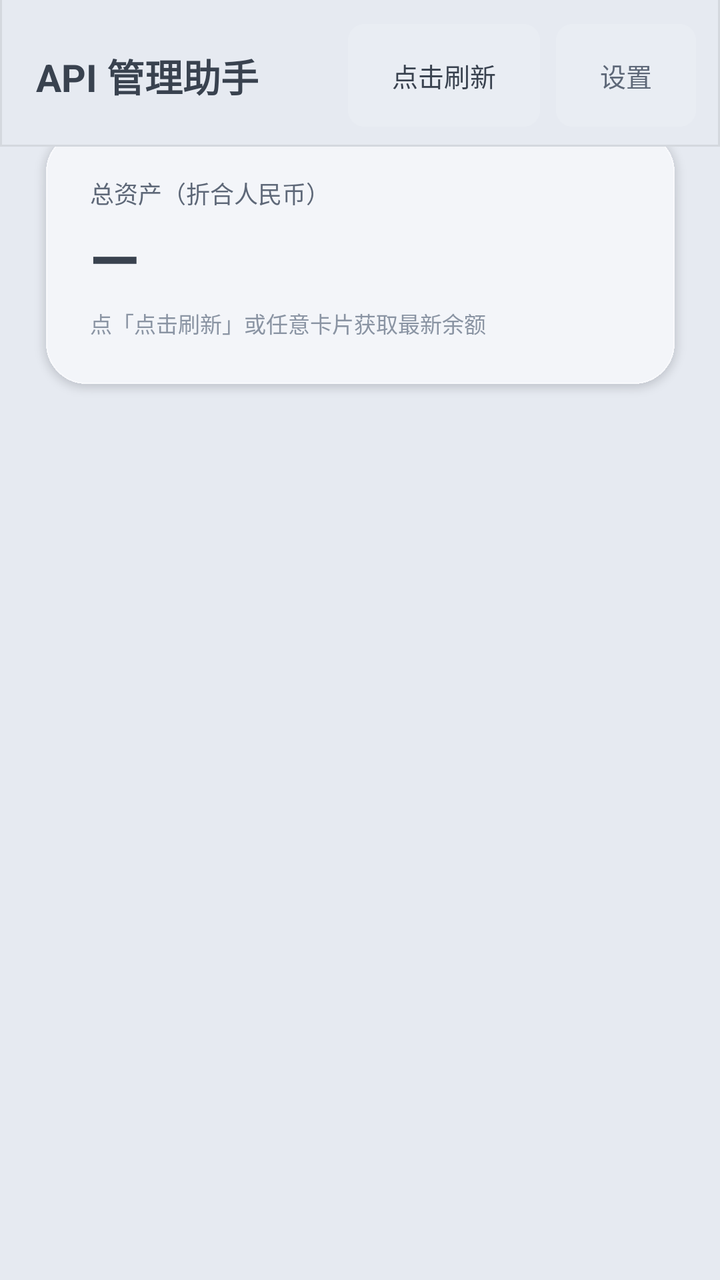
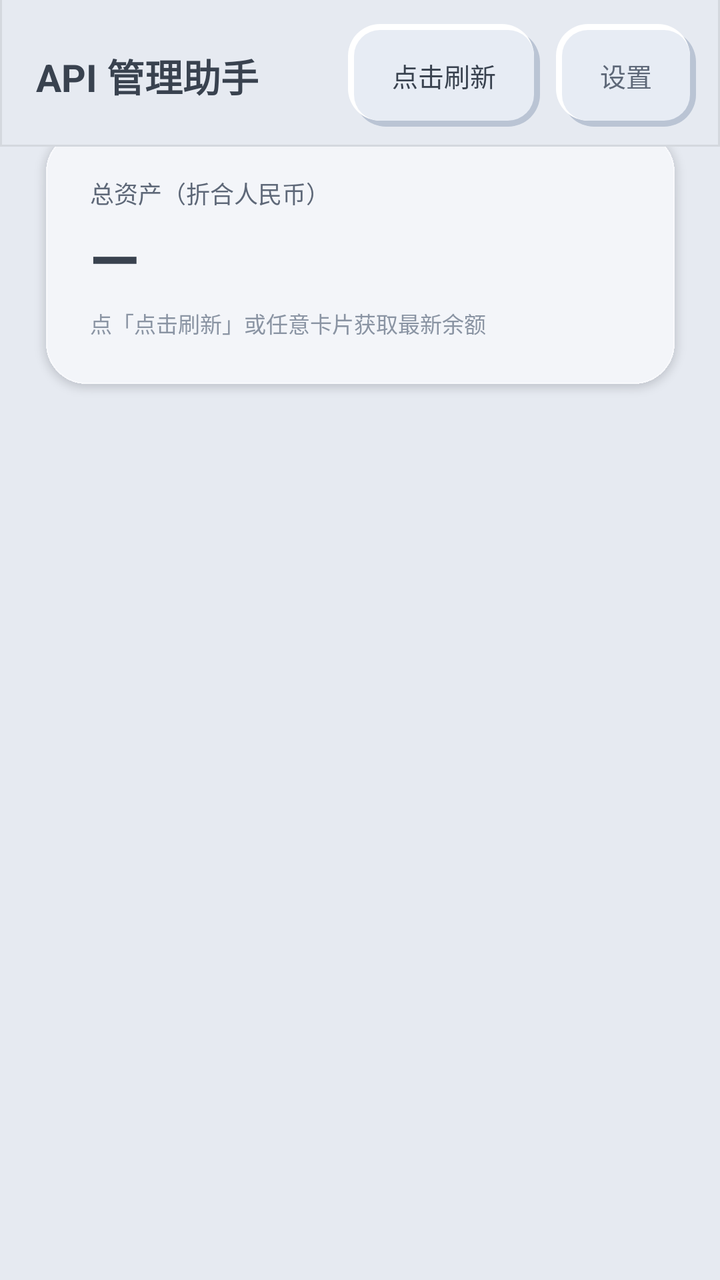

The first picture is an Android layout as it rendered before a commit; the second is the same layout after the commit. The layout source and the unified diff follow.
<!-- AndroidManifest.xml: application theme AppTheme -->
<!-- res/layout/activity_main.xml -->
<?xml version="1.0" encoding="utf-8"?>
<FrameLayout xmlns:android="http://schemas.android.com/apk/res/android"
    android:id="@+id/main_root"
    android:layout_width="match_parent"
    android:layout_height="match_parent"
    android:background="@color/bg">

    <ScrollView
        android:id="@+id/main_scroll"
        android:layout_width="match_parent"
        android:layout_height="match_parent"
        android:clipToPadding="false"
        android:paddingLeft="14dp"
        android:paddingRight="14dp"
        android:paddingBottom="20dp"
        android:scrollbars="none"
        android:overScrollMode="never">

        <LinearLayout
            android:layout_width="match_parent"
            android:layout_height="wrap_content"
            android:orientation="vertical">

            
            <LinearLayout
                android:id="@+id/tab_row"
                android:layout_width="match_parent"
                android:layout_height="wrap_content"
                android:orientation="horizontal"
                android:layout_marginBottom="12dp">

                <TextView
                    android:id="@+id/tab_api"
                    android:layout_width="0dp"
                    android:layout_height="wrap_content"
                    android:layout_weight="1"
                    android:gravity="center"
                    android:background="@drawable/btn_bg"
                    android:paddingTop="12dp"
                    android:paddingBottom="12dp"
                    android:text="API 余额"
                    android:textColor="@color/tx"
                    android:textSize="14sp"
                    android:textStyle="bold" />

                <TextView
                    android:id="@+id/tab_stats"
                    android:layout_width="0dp"
                    android:layout_height="wrap_content"
                    android:layout_weight="1"
                    android:layout_marginLeft="8dp"
                    android:gravity="center"
                    android:background="@drawable/btn_bg"
                    android:paddingTop="12dp"
                    android:paddingBottom="12dp"
                    android:text="用量统计"
                    android:textColor="@color/tx2"
                    android:textSize="14sp" />
            </LinearLayout>

            
            <LinearLayout
                android:id="@+id/total_card"
                android:layout_width="match_parent"
                android:layout_height="wrap_content"
                android:orientation="vertical"
                android:background="@drawable/total_bg"
                android:padding="31dp"
                android:layout_marginBottom="13dp">

                <TextView
                    android:layout_width="match_parent"
                    android:layout_height="wrap_content"
                    android:text="@string/main_total_label"
                    android:textColor="@color/tx2"
                    android:textSize="12sp" />

                <TextView
                    android:id="@+id/t_total"
                    android:layout_width="match_parent"
                    android:layout_height="wrap_content"
                    android:layout_marginTop="2dp"
                    android:text="—"
                    android:textColor="@color/tx"
                    android:textSize="32sp"
                    android:textStyle="bold" />

                <TextView
                    android:id="@+id/t_sub"
                    android:layout_width="match_parent"
                    android:layout_height="wrap_content"
                    android:layout_marginTop="3dp"
                    android:text="@string/tap_refresh"
                    android:textColor="@color/tx3"
                    android:textSize="11sp" />
            </LinearLayout>

            
            <LinearLayout
                android:id="@+id/cards"
                android:layout_width="match_parent"
                android:layout_height="wrap_content"
                android:orientation="vertical" />

            
            <LinearLayout
                android:id="@+id/stats_container"
                android:layout_width="match_parent"
                android:layout_height="wrap_content"
                android:orientation="vertical"
                android:visibility="gone">

                
                <LinearLayout
                    android:id="@+id/stats_range_row"
                    android:layout_width="match_parent"
                    android:layout_height="wrap_content"
                    android:orientation="horizontal"
                    android:layout_marginBottom="10dp">

                    <TextView android:id="@+id/range_7" android:layout_width="0dp" android:layout_weight="1"
                        android:layout_height="wrap_content" android:gravity="center"
                        android:background="@drawable/btn_bg" android:paddingTop="8dp" android:paddingBottom="8dp"
                        android:text="7天" android:textColor="@color/tx" android:textSize="12sp" />
                    <TextView android:id="@+id/range_30" android:layout_width="0dp" android:layout_weight="1"
                        android:layout_height="wrap_content" android:layout_marginLeft="6dp" android:gravity="center"
                        android:background="@drawable/btn_bg" android:paddingTop="8dp" android:paddingBottom="8dp"
                        android:text="30天" android:textColor="@color/tx2" android:textSize="12sp" />
                    <TextView android:id="@+id/range_90" android:layout_width="0dp" android:layout_weight="1"
                        android:layout_height="wrap_content" android:layout_marginLeft="6dp" android:gravity="center"
                        android:background="@drawable/btn_bg" android:paddingTop="8dp" android:paddingBottom="8dp"
                        android:text="90天" android:textColor="@color/tx2" android:textSize="12sp" />
                    <TextView android:id="@+id/range_180" android:layout_width="0dp" android:layout_weight="1"
                        android:layout_height="wrap_content" android:layout_marginLeft="6dp" android:gravity="center"
                        android:background="@drawable/btn_bg" android:paddingTop="8dp" android:paddingBottom="8dp"
                        android:text="180天" android:textColor="@color/tx2" android:textSize="12sp" />
                    <TextView android:id="@+id/stats_clean" android:layout_width="wrap_content"
                        android:layout_height="wrap_content" android:layout_marginLeft="6dp" android:gravity="center"
                        android:background="@drawable/btn_bg" android:paddingLeft="12dp" android:paddingRight="12dp"
                        android:paddingTop="8dp" android:paddingBottom="8dp"
                        android:text="清理数据" android:textColor="@color/danger" android:textSize="12sp" />
                </LinearLayout>

                <com.minis.balancewidget.UsageChartView
                    android:id="@+id/usage_chart"
                    android:layout_width="match_parent"
                    android:layout_height="240dp"
                    android:background="@drawable/stats_card_bg"
                    android:padding="10dp" />

                <TextView
                    android:id="@+id/stats_summary"
                    android:layout_width="match_parent"
                    android:layout_height="wrap_content"
                    android:layout_marginTop="10dp"
                    android:textColor="@color/tx2"
                    android:textSize="12sp" />

                <TextView
                    android:layout_width="match_parent"
                    android:layout_height="wrap_content"
                    android:layout_marginTop="14dp"
                    android:text="图表显示开关（隐藏无用/免费/无法查询的平台）"
                    android:textColor="@color/tx3"
                    android:textSize="11sp" />

                <LinearLayout
                    android:id="@+id/stats_platforms"
                    android:layout_width="match_parent"
                    android:layout_height="wrap_content"
                    android:orientation="vertical" />
            </LinearLayout>
        </LinearLayout>
    </ScrollView>

    
    <LinearLayout
        android:id="@+id/app_header"
        android:layout_width="match_parent"
        android:layout_height="wrap_content"
        android:layout_gravity="top"
        android:orientation="horizontal"
        android:gravity="center_vertical"
        android:background="@drawable/header_bg"
        android:paddingLeft="18dp"
        android:paddingRight="12dp"
        android:paddingTop="12dp"
        android:paddingBottom="10dp">

        <TextView
            android:layout_width="0dp"
            android:layout_height="wrap_content"
            android:layout_weight="1"
            android:text="@string/main_title"
            android:textColor="@color/tx"
            android:textSize="19sp"
            android:textStyle="bold" />

        <TextView
            android:id="@+id/btn_refresh"
            android:layout_width="wrap_content"
            android:layout_height="wrap_content"
            android:background="@drawable/btn_bg"
            android:paddingLeft="22dp"
            android:paddingRight="22dp"
            android:paddingTop="16dp"
            android:paddingBottom="16dp"
            android:text="@string/refresh"
            android:textColor="@color/tx"
            android:textSize="13sp" />

        <TextView
            android:id="@+id/btn_settings"
            android:layout_width="wrap_content"
            android:layout_height="wrap_content"
            android:layout_marginLeft="8dp"
            android:background="@drawable/btn_bg"
            android:paddingLeft="22dp"
            android:paddingRight="22dp"
            android:paddingTop="16dp"
            android:paddingBottom="16dp"
            android:text="@string/settings"
            android:textColor="@color/tx2"
            android:textSize="13sp" />
    </LinearLayout>
</FrameLayout>
<!-- resources referenced by this layout -->
<resources>
  <color name="bg">#E6EAF1</color>
  <color name="danger">#C93B3B</color>
  <color name="tx">#39424F</color>
  <color name="tx2">#5E6878</color>
  <color name="tx3">#8A94A3</color>
  <!-- drawable btn_bg: png bitmap (drawable-night-nodpi, 426 bytes) -->
  <!-- drawable stats_card_bg (drawable) -->
  <?xml version="1.0" encoding="utf-8"?>
  <shape xmlns:android="http://schemas.android.com/apk/res/android"
      android:shape="rectangle">
      <corners android:radius="18dp" />
      <gradient
          android:angle="270"
          android:startColor="#20FFFFFF"
          android:centerColor="#14FFFFFF"
          android:endColor="#0AFFFFFF" />
      <stroke
          android:width="1dp"
          android:color="#26FFFFFF" />
  </shape>
  <string name="main_title">API 管理助手</string>
  <string name="main_total_label">总资产（折合人民币）</string>
  <string name="refresh">点击刷新</string>
  <string name="settings">设置</string>
  <string name="tap_refresh">点「点击刷新」或任意卡片获取最新余额</string>
  <style name="AppTheme" parent="@android:style/Theme.DeviceDefault.Light.NoActionBar">
          <item name="android:windowBackground">@color/bg</item>
          <item name="android:colorBackground">@color/bg</item>
          <item name="android:fitsSystemWindows">false</item>
          <item name="android:textColorPrimary">@color/tx</item>
          <item name="android:textColorSecondary">@color/tx2</item>
      </style>
  <color name="header_line">#14000000</color>
  <!-- unchanged entries left out for length: 2 -->
</resources>

<!-- the commit's change to res/layout/activity_main.xml (unified diff, before → after) -->
@@ -35,7 +35,7 @@
                     android:layout_height="wrap_content"
                     android:layout_weight="1"
                     android:gravity="center"
-                    android:background="@drawable/btn_bg"
+                    android:background="@drawable/neu_btn"
                     android:paddingTop="12dp"
                     android:paddingBottom="12dp"
                     android:text="API 余额"
@@ -50,7 +50,7 @@
                     android:layout_weight="1"
                     android:layout_marginLeft="8dp"
                     android:gravity="center"
-                    android:background="@drawable/btn_bg"
+                    android:background="@drawable/neu_btn"
                     android:paddingTop="12dp"
                     android:paddingBottom="12dp"
                     android:text="用量统计"
@@ -120,23 +120,23 @@
 
                     <TextView android:id="@+id/range_7" android:layout_width="0dp" android:layout_weight="1"
                         android:layout_height="wrap_content" android:gravity="center"
-                        android:background="@drawable/btn_bg" android:paddingTop="8dp" android:paddingBottom="8dp"
+                        android:background="@drawable/neu_btn" android:paddingTop="8dp" android:paddingBottom="8dp"
                         android:text="7天" android:textColor="@color/tx" android:textSize="12sp" />
                     <TextView android:id="@+id/range_30" android:layout_width="0dp" android:layout_weight="1"
                         android:layout_height="wrap_content" android:layout_marginLeft="6dp" android:gravity="center"
-                        android:background="@drawable/btn_bg" android:paddingTop="8dp" android:paddingBottom="8dp"
+                        android:background="@drawable/neu_btn" android:paddingTop="8dp" android:paddingBottom="8dp"
                         android:text="30天" android:textColor="@color/tx2" android:textSize="12sp" />
                     <TextView android:id="@+id/range_90" android:layout_width="0dp" android:layout_weight="1"
                         android:layout_height="wrap_content" android:layout_marginLeft="6dp" android:gravity="center"
-                        android:background="@drawable/btn_bg" android:paddingTop="8dp" android:paddingBottom="8dp"
+                        android:background="@drawable/neu_btn" android:paddingTop="8dp" android:paddingBottom="8dp"
                         android:text="90天" android:textColor="@color/tx2" android:textSize="12sp" />
                     <TextView android:id="@+id/range_180" android:layout_width="0dp" android:layout_weight="1"
                         android:layout_height="wrap_content" android:layout_marginLeft="6dp" android:gravity="center"
-                        android:background="@drawable/btn_bg" android:paddingTop="8dp" android:paddingBottom="8dp"
+                        android:background="@drawable/neu_btn" android:paddingTop="8dp" android:paddingBottom="8dp"
                         android:text="180天" android:textColor="@color/tx2" android:textSize="12sp" />
                     <TextView android:id="@+id/stats_clean" android:layout_width="wrap_content"
                         android:layout_height="wrap_content" android:layout_marginLeft="6dp" android:gravity="center"
-                        android:background="@drawable/btn_bg" android:paddingLeft="12dp" android:paddingRight="12dp"
+                        android:background="@drawable/neu_btn" android:paddingLeft="12dp" android:paddingRight="12dp"
                         android:paddingTop="8dp" android:paddingBottom="8dp"
                         android:text="清理数据" android:textColor="@color/danger" android:textSize="12sp" />
                 </LinearLayout>
@@ -200,7 +200,7 @@
             android:id="@+id/btn_refresh"
             android:layout_width="wrap_content"
             android:layout_height="wrap_content"
-            android:background="@drawable/btn_bg"
+            android:background="@drawable/neu_btn"
             android:paddingLeft="22dp"
             android:paddingRight="22dp"
             android:paddingTop="16dp"
@@ -214,7 +214,7 @@
             android:layout_width="wrap_content"
             android:layout_height="wrap_content"
             android:layout_marginLeft="8dp"
-            android:background="@drawable/btn_bg"
+            android:background="@drawable/neu_btn"
             android:paddingLeft="22dp"
             android:paddingRight="22dp"
             android:paddingTop="16dp"
<!-- resource entries referenced after the edit -->
@@ -5,7 +5,12 @@
   <color name="tx">#39424F</color>
   <color name="tx2">#5E6878</color>
   <color name="tx3">#8A94A3</color>
-  <!-- drawable btn_bg: png bitmap (drawable-night-nodpi, 426 bytes) -->
+  <!-- drawable neu_btn (drawable) -->
+  <?xml version="1.0" encoding="utf-8"?>
+  <selector xmlns:android="http://schemas.android.com/apk/res/android">
+      <item android:state_pressed="true" android:drawable="@drawable/neu_pressed" />
+      <item android:drawable="@drawable/neu_raised" />
+  </selector>
   <!-- drawable stats_card_bg (drawable) -->
   <?xml version="1.0" encoding="utf-8"?>
   <shape xmlns:android="http://schemas.android.com/apk/res/android"
@@ -33,6 +38,54 @@
           <item name="android:textColorSecondary">@color/tx2</item>
       </style>
   <color name="header_line">#14000000</color>
+  <!-- drawable neu_pressed (drawable) -->
+  <?xml version="1.0" encoding="utf-8"?>
+  <layer-list xmlns:android="http://schemas.android.com/apk/res/android">
+      <item>
+          <shape android:shape="rectangle">
+              <solid android:color="@color/neu_sunken" />
+              <corners android:radius="16dp" />
+          </shape>
+      </item>
+      <item android:left="2dp" android:top="2dp" android:right="0dp" android:bottom="0dp">
+          <shape android:shape="rectangle">
+              <solid android:color="#22000000" />
+              <corners android:radius="14dp" />
+          </shape>
+      </item>
+      <item android:left="3dp" android:top="3dp" android:right="2dp" android:bottom="2dp">
+          <shape android:shape="rectangle">
+              <solid android:color="@color/neu_sunken" />
+              <corners android:radius="13dp" />
+          </shape>
+      </item>
+  </layer-list>
+  <!-- drawable neu_raised (drawable) -->
+  <?xml version="1.0" encoding="utf-8"?>
+  <layer-list xmlns:android="http://schemas.android.com/apk/res/android">
+      <item android:left="3dp" android:top="3dp" android:right="0dp" android:bottom="0dp">
+          <shape android:shape="rectangle">
+              <solid android:color="@color/neu_dark" />
+              <corners android:radius="16dp" />
+          </shape>
+      </item>
+      <item android:left="0dp" android:top="0dp" android:right="3dp" android:bottom="3dp">
+          <shape android:shape="rectangle">
+              <solid android:color="@color/neu_light" />
+              <corners android:radius="16dp" />
+          </shape>
+      </item>
+      <item android:left="3dp" android:top="3dp" android:right="3dp" android:bottom="3dp">
+          <shape android:shape="rectangle">
+              <solid android:color="@color/neu_surface" />
+              <corners android:radius="13dp" />
+          </shape>
+      </item>
+  </layer-list>
+  <color name="neu_sunken">#DCE1E9</color>
+  <color name="neu_dark">#BAC4D4</color>
+  <color name="neu_light">#FFFFFF</color>
+  <color name="neu_surface">#E7ECF4</color>
   <!-- unchanged entries left out for length: 2 -->
 </resources>
 
